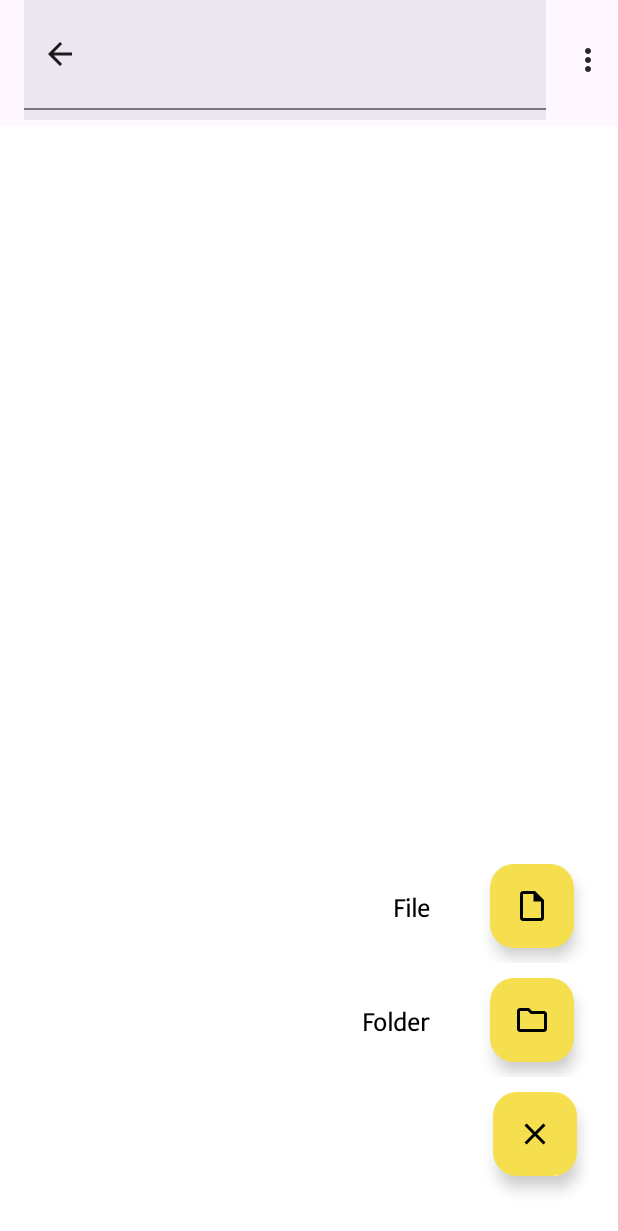
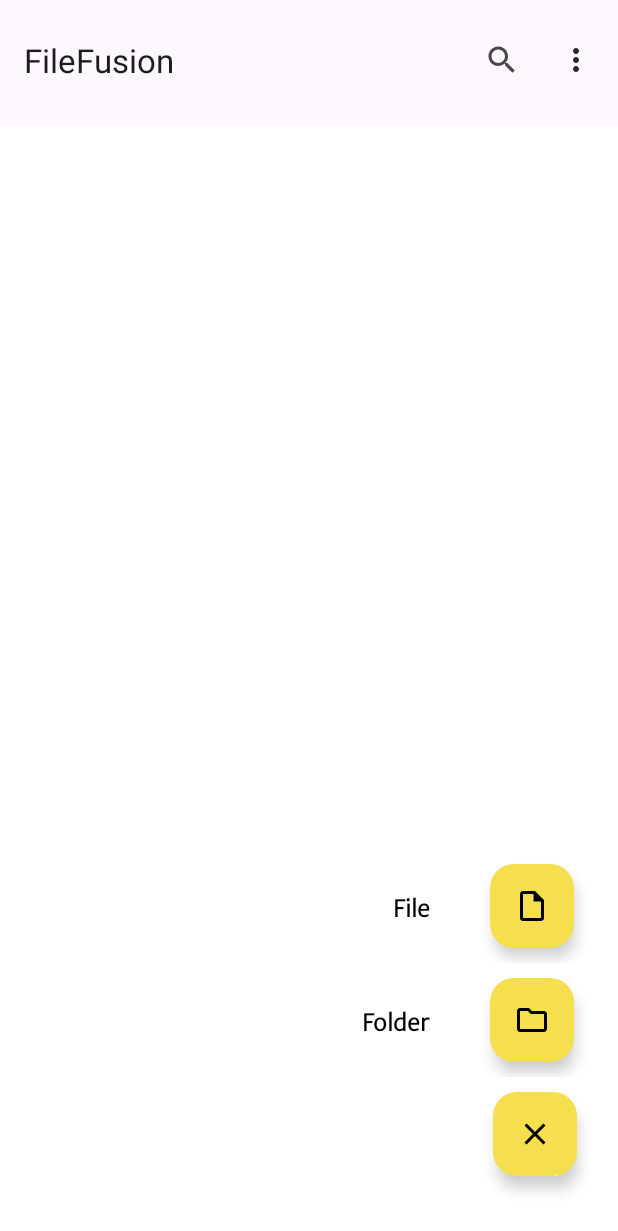
Before and after one commit to shivamtechstack/FileFusion, an Android app: the fragment FileExplorerFragment placed in its activity, after a tap on "Add new Folder or File", on a phone screen of 412 x 824 dp. Shown: the top 1231 px of the screen. Run offline under Robolectric (Android 15) with nearby library versions, the phone set to English and light mode, and no system bars; Roboto replaces fonts that are not available here; 1 other tap on this screen came first.

Commit message:
- Replaced `SearchBar` and `SearchView` with `androidx.appcompat.widget.SearchView` in `fragment_file_explorer.xml`.

```diff
--- a/app/src/main/res/layout/fragment_file_explorer.xml
+++ b/app/src/main/res/layout/fragment_file_explorer.xml
@@ -11,39 +11,33 @@
        android:id="@+id/toolbar"
        android:layout_width="match_parent"
        android:layout_height="80dp"
+       app:title="FileFusion"
        app:popupTheme="@style/ThemeOverlay.MaterialComponents.Toolbar.Primary">
 
       <LinearLayout
-          android:layout_width="match_parent"
+          android:layout_width="wrap_content"
           android:layout_height="wrap_content"
+          android:layout_gravity="end"
           android:orientation="horizontal"
-          android:gravity="center_vertical">
+          android:gravity="end">
 
-         <androidx.coordinatorlayout.widget.CoordinatorLayout
-             android:layout_width="0dp"
-             android:layout_weight="1"
-             android:layout_height="wrap_content">
-
-            <com.google.android.material.search.SearchBar
-                android:id="@+id/search_bar"
-                android:layout_width="match_parent"
-                android:layout_gravity="center_vertical"
-                android:layout_height="wrap_content"
-                android:hint="Search files..."
-                tools:ignore="HardcodedText" />
-
-            <com.google.android.material.search.SearchView
-                android:id="@+id/search_view"
-                android:layout_width="match_parent"
+            <androidx.appcompat.widget.SearchView
+                android:id="@+id/searchView"
+                android:layout_weight="1"
+                android:gravity="center_vertical"
+                android:layout_width="0dp"
+                app:iconifiedByDefault="true"
+                app:queryHint="search.."
                 android:layout_gravity="center_vertical"
                 android:layout_height="wrap_content" />
-         </androidx.coordinatorlayout.widget.CoordinatorLayout>
 
          <ImageView
              android:id="@+id/toolbar_popup_menu"
              android:layout_width="wrap_content"
              android:layout_height="wrap_content"
-             android:layout_marginStart="8dp"
+             android:layout_marginStart="5dp"
+             android:layout_gravity="center_vertical"
+             android:layout_marginEnd="8dp"
              android:contentDescription="toolbar menu button"
              android:src="@drawable/baseline_more_vert_24"
              app:tint="@color/iconcolor"
```
Also changed, not shown: app/src/main/java/shivam/sycodes/filefusion/fragments/FileExplorerFragment.kt (+12 -14 lines).
